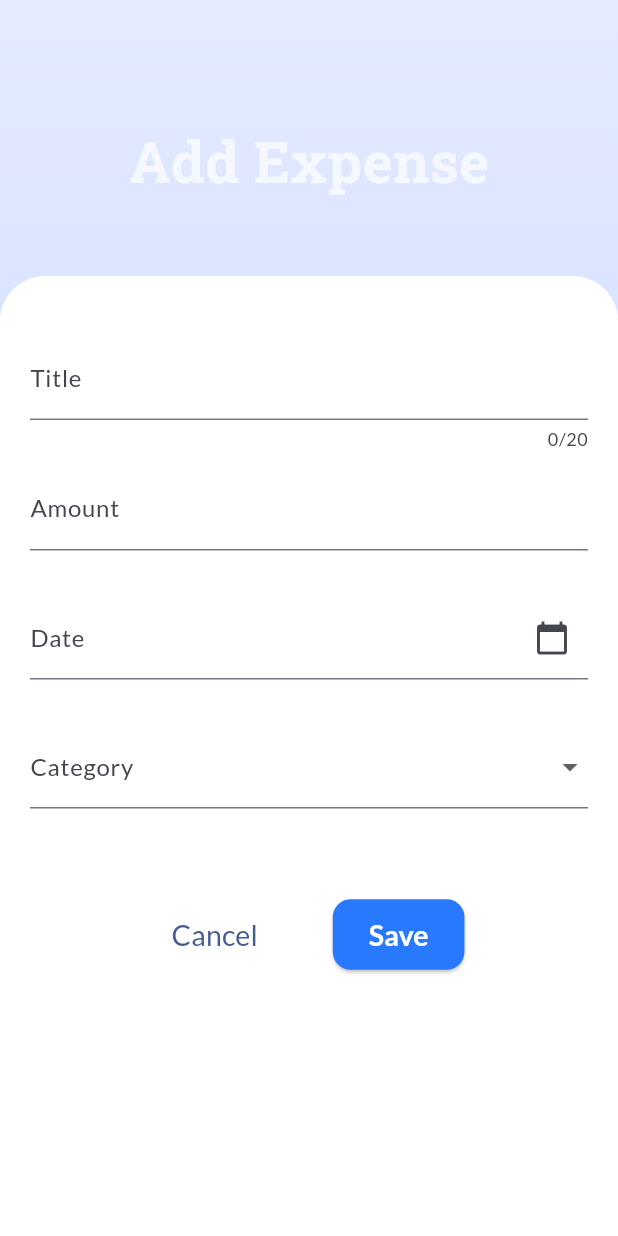
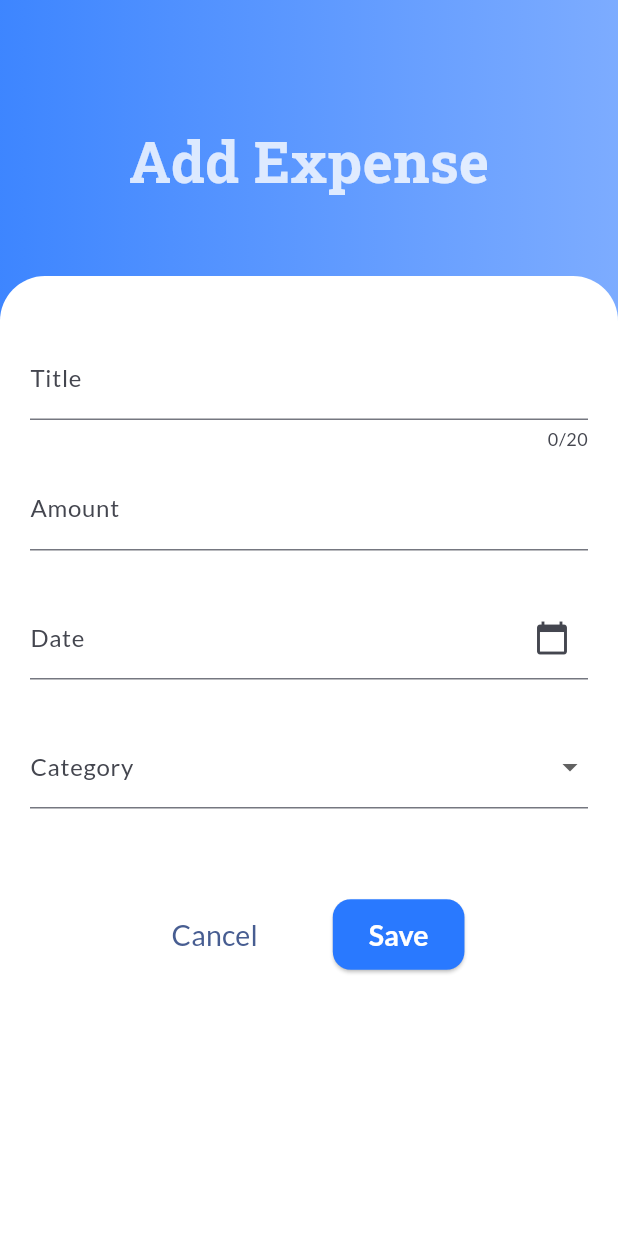
Before and after one commit to gaara40/ExpenseTracker, a Flutter app: the screen it shows after launch, after a tap on the "add" icon, on a phone screen of 412 x 824 dp. Run offline on Flutter 3.47's test engine with Material 3 defaults, Android fonts, the phone set to English and light mode, and no system bars; our stand-ins replace google_fonts, hive, hive_flutter; accounts and stored records are empty.

Commit message:
Updated colors and gradients for the app

```diff
--- a/lib/forms/new_expense.dart
+++ b/lib/forms/new_expense.dart
@@ -70,7 +70,7 @@ class _NewExpenseState extends State<NewExpense> {
             ),
             const SizedBox(height: 30),
             DropdownButtonFormField(
-              value: _selectedCategory,
+              initialValue: _selectedCategory,
               decoration: const InputDecoration(
                 labelText: 'Category',
               ),
@@ -164,7 +164,7 @@ class _NewExpenseState extends State<NewExpense> {
     final pickedDate = await showDatePicker(
       context: context,
       initialDate: now,
-      firstDate: DateTime(now.year, now.month, 1),
+      firstDate: DateTime(now.year, 1),
       lastDate: now,
     );
     if (pickedDate != null) {
--- a/lib/main.dart
+++ b/lib/main.dart
@@ -32,6 +32,7 @@ class MyApp extends StatelessWidget {
   @override
   Widget build(BuildContext context) {
     return MaterialApp(
+      debugShowCheckedModeBanner: false,
       home: const SplashLauncher(),
       theme: trackerTheme,
     );
--- a/lib/screens/home_screen.dart
+++ b/lib/screens/home_screen.dart
@@ -71,7 +71,7 @@ class _HomeScreenState extends State<HomeScreen> {
             builder: (context, value, child) =>
                 Chart(expenses: value.registeredExpenses),
           ),
-          const SizedBox(height: 10),
+          const SizedBox(height: 2),
           Consumer<ExpenseProvider>(builder: (context, value, child) {
             final registeredExpenses = value.registeredExpenses;
             return Expanded(
@@ -84,9 +84,13 @@ class _HomeScreenState extends State<HomeScreen> {
                               fontWeight: FontWeight.bold, fontSize: 15),
                         ),
                       )
-                    : ExpensesList(
-                        expenses: registeredExpenses,
-                        onDeletedExpense: _removeExpense,
+                    : Padding(
+                        padding: const EdgeInsets.symmetric(
+                            horizontal: 5, vertical: 2),
+                        child: ExpensesList(
+                          expenses: registeredExpenses,
+                          onDeletedExpense: _removeExpense,
+                        ),
                       ));
           }),
         ],
--- a/lib/screens/splash_screen.dart
+++ b/lib/screens/splash_screen.dart
@@ -11,7 +11,7 @@ class SplashScreen extends StatelessWidget {
       body: Container(
         width: double.infinity,
         height: double.infinity,
-        decoration: BoxDecoration(gradient: blueGradient),
+        decoration: BoxDecoration(gradient: chartBackgroundGradient),
         child: Stack(
           children: [
             //icon
--- a/lib/themes/constants.dart
+++ b/lib/themes/constants.dart
@@ -2,7 +2,8 @@ import 'package:flutter/cupertino.dart';
 
 const Color appPrimaryColor = Color(0xFF2979FF);
 
-LinearGradient blueGradient = LinearGradient(
+//Chart Background Gradient Color
+LinearGradient chartBackgroundGradient = LinearGradient(
   colors: [
     appPrimaryColor.withValues(alpha: 0.3),
     appPrimaryColor.withValues(alpha: 0.1),
@@ -10,3 +11,13 @@ LinearGradient blueGradient = LinearGradient(
   begin: Alignment.bottomCenter,
   end: Alignment.topCenter,
 );
+
+//Overalys Background Gradient Color
+LinearGradient overlayBackgroundGradient = LinearGradient(
+  colors: [
+    appPrimaryColor.withValues(alpha: 0.9),
+    appPrimaryColor.withValues(alpha: 0.6),
+  ],
+  begin: Alignment.centerLeft,
+  end: Alignment.centerRight,
+);
--- a/lib/widgets/add_expense_overlay.dart
+++ b/lib/widgets/add_expense_overlay.dart
@@ -10,9 +10,7 @@ class AddExpenseOverlay extends StatelessWidget {
   Widget build(BuildContext context) {
     return Scaffold(
       body: Container(
-        decoration: BoxDecoration(
-          gradient: blueGradient,
-        ),
+        decoration: BoxDecoration(gradient: overlayBackgroundGradient),
         child: SafeArea(
           child: Padding(
             padding: const EdgeInsets.only(top: 20),
@@ -25,7 +23,7 @@ class AddExpenseOverlay extends StatelessWidget {
                     style: GoogleFonts.robotoSlab(
                         fontWeight: FontWeight.bold,
                         fontSize: 38,
-                        color: Colors.white.withValues(alpha: 0.7)),
+                        color: Colors.white.withValues(alpha: 0.8)),
                   ),
                 ),
                 const SizedBox(height: 50),
--- a/lib/widgets/chart.dart
+++ b/lib/widgets/chart.dart
@@ -32,21 +32,13 @@ class Chart extends StatelessWidget {
   @override
   Widget build(BuildContext context) {
     return Container(
-      margin: const EdgeInsets.all(15),
+      margin: const EdgeInsets.all(12),
       padding: const EdgeInsets.symmetric(horizontal: 10, vertical: 8),
       width: double.infinity,
-      height: 200,
+      height: 220,
       decoration: BoxDecoration(
-        borderRadius: BorderRadius.circular(8),
-        gradient: LinearGradient(
-          colors: [
-            appPrimaryColor.withValues(alpha: 0.3),
-            appPrimaryColor.withValues(alpha: 0.1),
-          ],
-          begin: Alignment.bottomCenter,
-          end: Alignment.topCenter,
-        ),
-      ),
+          borderRadius: BorderRadius.circular(8),
+          gradient: chartBackgroundGradient),
       child: Column(
         children: [
           Expanded(
--- a/lib/widgets/edit_expense_overlay.dart
+++ b/lib/widgets/edit_expense_overlay.dart
@@ -1,3 +1,4 @@
+import 'package:expense_tracker/forms/edit_expense.dart';
 import 'package:expense_tracker/model/expense_model.dart';
 import 'package:expense_tracker/themes/constants.dart';
 import 'package:flutter/material.dart';
@@ -13,7 +14,7 @@ class EditExpenseOverlay extends StatelessWidget {
     return Scaffold(
       body: Container(
         decoration: BoxDecoration(
-          gradient: blueGradient,
+          gradient: overlayBackgroundGradient,
         ),
         child: SafeArea(
           child: Padding(
@@ -27,7 +28,7 @@ class EditExpenseOverlay extends StatelessWidget {
                     style: GoogleFonts.robotoSlab(
                         fontWeight: FontWeight.bold,
                         fontSize: 38,
-                        color: Colors.white.withValues(alpha: 0.7)),
+                        color: Colors.white.withValues(alpha: 0.8)),
                   ),
                 ),
                 const SizedBox(height: 50),
@@ -40,7 +41,7 @@ class EditExpenseOverlay extends StatelessWidget {
                         topRight: Radius.circular(30),
                       ),
                     ),
-                    child: EditExpenseOverlay(
+                    child: EditExpense(
                       expense: expense,
                     ),
                   ),
--- a/lib/widgets/expense_item.dart
+++ b/lib/widgets/expense_item.dart
@@ -11,7 +11,7 @@ class ExpenseItem extends StatelessWidget {
   Widget build(BuildContext context) {
     return Card(
       child: Padding(
-        padding: const EdgeInsets.all(13),
+        padding: const EdgeInsets.all(12),
         child: Row(
           children: [
             CircleAvatar(
```
